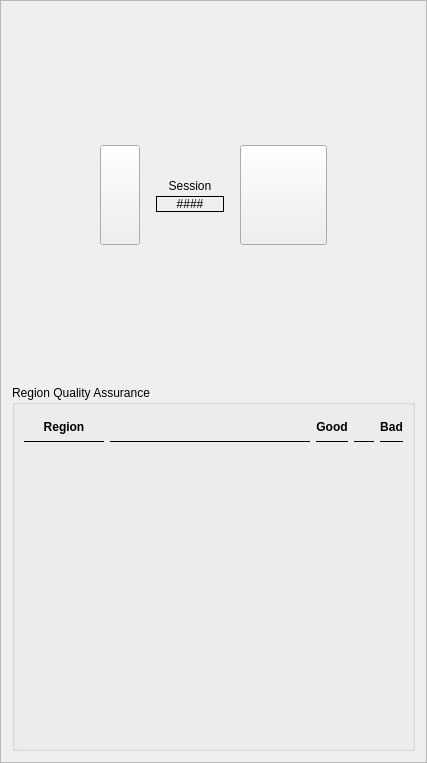
Qt form Resources/UI/evaluationPrototype.ui (reginakim/SlicerQAExtension) before a commit.
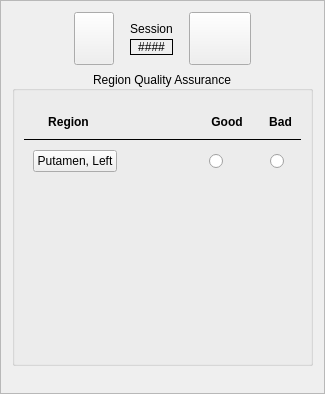
The same form after that commit. Icons and pictures are not drawn.

Commit message: ENH: Region label button connects to region

The edit to the form file:
```diff
--- a/Resources/UI/evaluationPrototype.ui
+++ b/Resources/UI/evaluationPrototype.ui
@@ -6,8 +6,8 @@
    <rect>
     <x>0</x>
     <y>0</y>
-    <width>427</width>
-    <height>763</height>
+    <width>325</width>
+    <height>394</height>
    </rect>
   </property>
   <property name="windowTitle">
@@ -19,7 +19,7 @@
   <property name="frameShadow">
    <enum>QFrame::Raised</enum>
   </property>
-  <layout class="QVBoxLayout" name="verticalLayout" stretch="0,0">
+  <layout class="QVBoxLayout" name="verticalLayout">
    <item>
     <layout class="QHBoxLayout" name="horizontalLayout" stretch="0,0,0,0,0">
      <property name="sizeConstraint">
@@ -229,10 +229,32 @@
      <property name="title">
       <string>Region Quality Assurance</string>
      </property>
+     <property name="alignment">
+      <set>Qt::AlignCenter</set>
+     </property>
      <layout class="QVBoxLayout" name="verticalLayout_2">
+      <property name="spacing">
+       <number>0</number>
+      </property>
       <item>
-       <layout class="QGridLayout" name="gridLayout">
-        <item row="0" column="0">
+       <widget class="QFrame" name="frame">
+        <property name="sizePolicy">
+         <sizepolicy hsizetype="Preferred" vsizetype="Minimum">
+          <horstretch>0</horstretch>
+          <verstretch>0</verstretch>
+         </sizepolicy>
+        </property>
+        <property name="frameShape">
+         <enum>QFrame::NoFrame</enum>
+        </property>
+        <property name="frameShadow">
+         <enum>QFrame::Raised</enum>
+        </property>
+        <layout class="QHBoxLayout" name="horizontalLayout_2">
+         <property name="leftMargin">
+          <number>24</number>
+         </property>
+         <item>
          <widget class="QLabel" name="regionLabel">
           <property name="font">
            <font>
@@ -248,61 +270,20 @@
           </property>
          </widget>
         </item>
-        <item row="1" column="0">
-         <widget class="Line" name="regionLine">
-          <property name="sizePolicy">
-           <sizepolicy hsizetype="Expanding" vsizetype="Fixed">
-            <horstretch>0</horstretch>
-            <verstretch>0</verstretch>
-           </sizepolicy>
-          </property>
-          <property name="frameShadow">
-           <enum>QFrame::Plain</enum>
-          </property>
-          <property name="lineWidth">
-           <number>1</number>
-          </property>
-          <property name="midLineWidth">
-           <number>12</number>
-          </property>
-          <property name="orientation">
-           <enum>Qt::Horizontal</enum>
-          </property>
-         </widget>
-        </item>
-        <item row="0" column="1">
+         <item>
          <spacer name="horizontalSpacer">
           <property name="orientation">
            <enum>Qt::Horizontal</enum>
           </property>
           <property name="sizeHint" stdset="0">
            <size>
-            <width>200</width>
+             <width>64</width>
             <height>20</height>
            </size>
           </property>
          </spacer>
         </item>
-        <item row="1" column="1">
-         <widget class="Line" name="goodLine_2">
-          <property name="sizePolicy">
-           <sizepolicy hsizetype="Minimum" vsizetype="Fixed">
-            <horstretch>0</horstretch>
-            <verstretch>0</verstretch>
-           </sizepolicy>
-          </property>
-          <property name="frameShadow">
-           <enum>QFrame::Plain</enum>
-          </property>
-          <property name="midLineWidth">
-           <number>12</number>
-          </property>
-          <property name="orientation">
-           <enum>Qt::Horizontal</enum>
-          </property>
-         </widget>
-        </item>
-        <item row="0" column="2">
+         <item>
          <widget class="QLabel" name="goodLabel">
           <property name="font">
            <font>
@@ -318,26 +299,7 @@
           </property>
          </widget>
         </item>
-        <item row="1" column="2">
-         <widget class="Line" name="goodLine">
-          <property name="sizePolicy">
-           <sizepolicy hsizetype="Minimum" vsizetype="Fixed">
-            <horstretch>0</horstretch>
-            <verstretch>0</verstretch>
-           </sizepolicy>
-          </property>
-          <property name="frameShadow">
-           <enum>QFrame::Plain</enum>
-          </property>
-          <property name="midLineWidth">
-           <number>12</number>
-          </property>
-          <property name="orientation">
-           <enum>Qt::Horizontal</enum>
-          </property>
-         </widget>
-        </item>
-        <item row="0" column="3">
+         <item>
          <spacer name="horizontalSpacer_4">
           <property name="orientation">
            <enum>Qt::Horizontal</enum>
@@ -353,29 +315,7 @@
           </property>
          </spacer>
         </item>
-        <item row="1" column="3">
-         <widget class="Line" name="spacerLine">
-          <property name="sizePolicy">
-           <sizepolicy hsizetype="Minimum" vsizetype="Fixed">
-            <horstretch>0</horstretch>
-            <verstretch>0</verstretch>
-           </sizepolicy>
-          </property>
-          <property name="frameShadow">
-           <enum>QFrame::Plain</enum>
-          </property>
-          <property name="lineWidth">
-           <number>1</number>
-          </property>
-          <property name="midLineWidth">
-           <number>12</number>
-          </property>
-          <property name="orientation">
-           <enum>Qt::Horizontal</enum>
-          </property>
-         </widget>
-        </item>
-        <item row="0" column="4">
+         <item>
          <widget class="QLabel" name="badLabel">
           <property name="sizePolicy">
            <sizepolicy hsizetype="Preferred" vsizetype="Preferred">
@@ -397,10 +337,13 @@
           </property>
          </widget>
         </item>
-        <item row="1" column="4">
-         <widget class="Line" name="badLine">
+        </layout>
+       </widget>
+      </item>
+      <item>
+       <widget class="Line" name="regionLine">
           <property name="sizePolicy">
-           <sizepolicy hsizetype="Minimum" vsizetype="Fixed">
+         <sizepolicy hsizetype="Expanding" vsizetype="Fixed">
             <horstretch>0</horstretch>
             <verstretch>0</verstretch>
            </sizepolicy>
@@ -408,6 +351,9 @@
           <property name="frameShadow">
            <enum>QFrame::Plain</enum>
           </property>
+        <property name="lineWidth">
+         <number>1</number>
+        </property>
           <property name="midLineWidth">
            <number>12</number>
           </property>
@@ -416,7 +362,94 @@
           </property>
          </widget>
         </item>
-       </layout>
+      <item>
+       <widget class="QFrame" name="frame_2">
+        <property name="frameShape">
+         <enum>QFrame::NoFrame</enum>
+        </property>
+        <property name="frameShadow">
+         <enum>QFrame::Raised</enum>
+        </property>
+        <layout class="QHBoxLayout" name="horizontalLayout_3">
+         <property name="rightMargin">
+          <number>6</number>
+         </property>
+         <item>
+          <widget class="QPushButton" name="putamenLeftPushButton">
+           <property name="text">
+            <string>Putamen, Left</string>
+           </property>
+          </widget>
+         </item>
+         <item>
+          <spacer name="horizontalSpacer_6">
+           <property name="orientation">
+            <enum>Qt::Horizontal</enum>
+           </property>
+           <property name="sizeHint" stdset="0">
+            <size>
+             <width>7</width>
+             <height>20</height>
+            </size>
+           </property>
+          </spacer>
+         </item>
+         <item>
+          <widget class="QRadioButton" name="putamenLeftGoodButton">
+           <property name="sizePolicy">
+            <sizepolicy hsizetype="Minimum" vsizetype="Minimum">
+             <horstretch>0</horstretch>
+             <verstretch>0</verstretch>
+            </sizepolicy>
+           </property>
+           <property name="minimumSize">
+            <size>
+             <width>35</width>
+             <height>0</height>
+            </size>
+           </property>
+           <property name="text">
+            <string/>
+           </property>
+          </widget>
+         </item>
+         <item>
+          <spacer name="horizontalSpacer_5">
+           <property name="orientation">
+            <enum>Qt::Horizontal</enum>
+           </property>
+           <property name="sizeType">
+            <enum>QSizePolicy::Fixed</enum>
+           </property>
+           <property name="sizeHint" stdset="0">
+            <size>
+             <width>20</width>
+             <height>13</height>
+            </size>
+           </property>
+          </spacer>
+         </item>
+         <item>
+          <widget class="QRadioButton" name="putamenLeftBadButton">
+           <property name="sizePolicy">
+            <sizepolicy hsizetype="Minimum" vsizetype="Minimum">
+             <horstretch>0</horstretch>
+             <verstretch>0</verstretch>
+            </sizepolicy>
+           </property>
+           <property name="minimumSize">
+            <size>
+             <width>25</width>
+             <height>0</height>
+            </size>
+           </property>
+           <property name="text">
+            <string/>
+           </property>
+          </widget>
+         </item>
+        </layout>
+       </widget>
       </item>
       <item>
        <spacer name="tableVerticalSpacer">
@@ -434,6 +467,19 @@
      </layout>
     </widget>
    </item>
+   <item>
+    <spacer name="tableVerticalSpacer_2">
+     <property name="orientation">
+      <enum>Qt::Vertical</enum>
+     </property>
+     <property name="sizeHint" stdset="0">
+      <size>
+       <width>201</width>
+       <height>64</height>
+      </size>
+     </property>
+    </spacer>
+   </item>
   </layout>
  </widget>
  <resources/>
```
Lines whose indentation alone changed are shown as unchanged. The commit also changes 10 other files.
